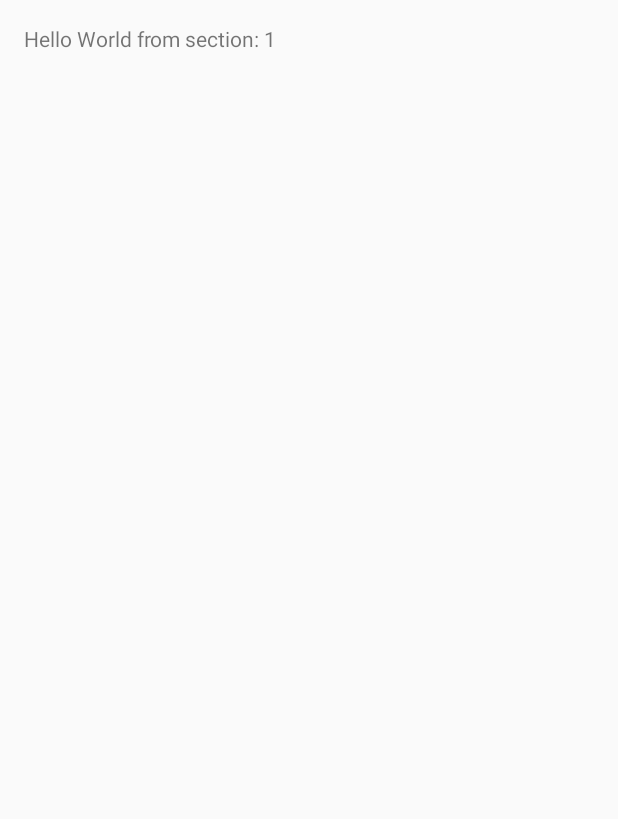
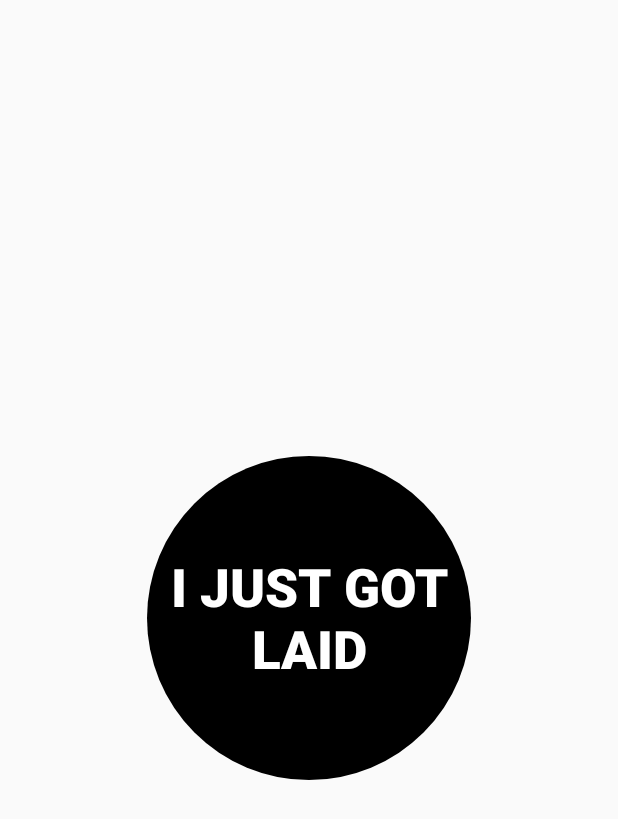
Before and after one commit to jakablazon/gotlaid-android, an Android app: the screen it shows after launch (MainActivity), on a phone screen of 412 x 824 dp. Before the commit the part shown is almost empty. Shown: the top 819 px of the screen. Run offline under Robolectric (Android 15) with nearby library versions, the phone set to English and light mode, and no system bars.

Commit message:
add basic "I just got laid button and layout"

```diff
--- a/app/src/main/java/com/poviolabs/gotlaid/MainActivity.java
+++ b/app/src/main/java/com/poviolabs/gotlaid/MainActivity.java
@@ -1,5 +1,6 @@
 package com.poviolabs.gotlaid;
 
+import android.graphics.Typeface;
 import android.os.Bundle;
 import android.support.v4.app.Fragment;
 import android.support.v4.app.FragmentManager;
@@ -9,6 +10,7 @@ import android.support.v7.app.AppCompatActivity;
 import android.view.LayoutInflater;
 import android.view.View;
 import android.view.ViewGroup;
+import android.widget.Button;
 import android.widget.TextView;
 
 public class MainActivity extends AppCompatActivity {
@@ -16,12 +18,17 @@ public class MainActivity extends AppCompatActivity {
     private SectionsPagerAdapter mSectionsPagerAdapter;
     private ViewPager mViewPager;
 
+    private static Button gotLaidButton;
+    private static TextView letYourFriendsKnowTv;
+    private static Typeface workSansExtraBoldTypeface;
+
     @Override
     protected void onCreate(Bundle savedInstanceState) {
         super.onCreate(savedInstanceState);
         setContentView(R.layout.activity_main);
 
         mSectionsPagerAdapter = new SectionsPagerAdapter(getSupportFragmentManager());
+        workSansExtraBoldTypeface = Typeface.createFromAsset(getAssets(), "fonts/WorkSans-ExtraBold.ttf");
 
         mViewPager = (ViewPager) findViewById(R.id.container);
         mViewPager.setAdapter(mSectionsPagerAdapter);
@@ -32,9 +39,7 @@ public class MainActivity extends AppCompatActivity {
 
         private static final String ARG_SECTION_NUMBER = "section_number";
 
-        public PlaceholderFragment() {
-        }
-
+        public PlaceholderFragment() {}
 
         public static PlaceholderFragment newInstance(int sectionNumber) {
             PlaceholderFragment fragment = new PlaceholderFragment();
@@ -47,10 +52,26 @@ public class MainActivity extends AppCompatActivity {
         @Override
         public View onCreateView(LayoutInflater inflater, ViewGroup container,
                                  Bundle savedInstanceState) {
-            View rootView = inflater.inflate(R.layout.fragment_main, container, false);
-            TextView textView = (TextView) rootView.findViewById(R.id.section_label);
-            textView.setText(getString(R.string.section_format, getArguments().getInt(ARG_SECTION_NUMBER)));
-            return rootView;
+
+            int sectionNmuber = getArguments().getInt(ARG_SECTION_NUMBER);
+            switch (sectionNmuber){
+                case 0:
+                    return inflater.inflate(R.layout.fragment_main, container, false);
+                case 1:
+                    View rootView = inflater.inflate(R.layout.fragment_main, container, false);
+                    gotLaidButton = (Button) rootView.findViewById(R.id.gotLaidButton);
+                    gotLaidButton.setTypeface(workSansExtraBoldTypeface);
+                    letYourFriendsKnowTv =  (TextView) rootView.findViewById(R.id.letYourFriendsKnowTv);
+                    letYourFriendsKnowTv.setTypeface(workSansExtraBoldTypeface);
+                    letYourFriendsKnowTv.setText(
+                            getResources().getQuantityString(R.plurals.let_friends_know, 345, 345));
+                    return rootView;
+                case 2:
+                    return inflater.inflate(R.layout.fragment_main, container, false);
+                default:
+                    return inflater.inflate(R.layout.fragment_main, container, false);
+            }
+
         }
     }
 
@@ -62,25 +83,12 @@ public class MainActivity extends AppCompatActivity {
 
         @Override
         public Fragment getItem(int position) {
-            return PlaceholderFragment.newInstance(position + 1);
+            return PlaceholderFragment.newInstance(position);
         }
 
         @Override
         public int getCount() {
             return 3;
         }
-
-        @Override
-        public CharSequence getPageTitle(int position) {
-            switch (position) {
-                case 0:
-                    return "SECTION 1";
-                case 1:
-                    return "SECTION 2";
-                case 2:
-                    return "SECTION 3";
-            }
-            return null;
-        }
     }
 }
--- /dev/null
+++ b/app/src/main/res/drawable/circle_black.xml
@@ -0,0 +1,12 @@
+<?xml version="1.0" encoding="utf-8"?>
+<shape
+    xmlns:android="http://schemas.android.com/apk/res/android"
+    android:shape="oval">
+
+    <solid
+        android:color="@android:color/black"/>
+
+    <size
+        android:width="216pt"
+        android:height="216pt"/>
+</shape>
--- a/app/src/main/res/layout/fragment_main.xml
+++ b/app/src/main/res/layout/fragment_main.xml
@@ -8,9 +8,28 @@
     android:paddingTop="@dimen/activity_vertical_margin"
     tools:context="com.poviolabs.gotlaid.MainActivity$PlaceholderFragment">
 
+    <Button
+        android:layout_width="216dp"
+        android:layout_height="216dp"
+        android:background="@drawable/circle_black"
+        android:layout_centerVertical="true"
+        android:layout_centerHorizontal="true"
+        android:text="@string/i_just_got_laid"
+        android:id="@+id/gotLaidButton"
+        android:textSize="16pt"
+        android:padding="8dp"
+        android:textColor="@android:color/white"
+        android:textStyle="bold"
+        />
+
     <TextView
-        android:id="@+id/section_label"
         android:layout_width="wrap_content"
-        android:layout_height="wrap_content" />
-
+        android:layout_height="wrap_content"
+        android:textSize="24dp"
+        android:id="@+id/letYourFriendsKnowTv"
+        android:width="256dp"
+        android:textColor="@android:color/black"
+        android:textAlignment="center"
+        android:layout_alignParentBottom="true"
+        android:layout_centerHorizontal="true" />
 </RelativeLayout>
--- a/app/src/main/res/values/strings.xml
+++ b/app/src/main/res/values/strings.xml
@@ -1,5 +1,8 @@
 <resources>
     <string name="app_name">Gotlaid</string>
-    <string name="action_settings">Settings</string>
-    <string name="section_format">Hello World from section: %1$d</string>
+    <string name="i_just_got_laid">I just got laid</string>
+    <plurals name="let_friends_know">
+        <item quantity="one">LET YOUR FRIEND KNOW</item>
+        <item quantity="other">LET %1$d OF YOUR FRIENDS KNOW</item>
+    </plurals>
 </resources>
```
Also changed, not shown: app/src/main/assets/fonts/WorkSans-ExtraBold.ttf (added).
